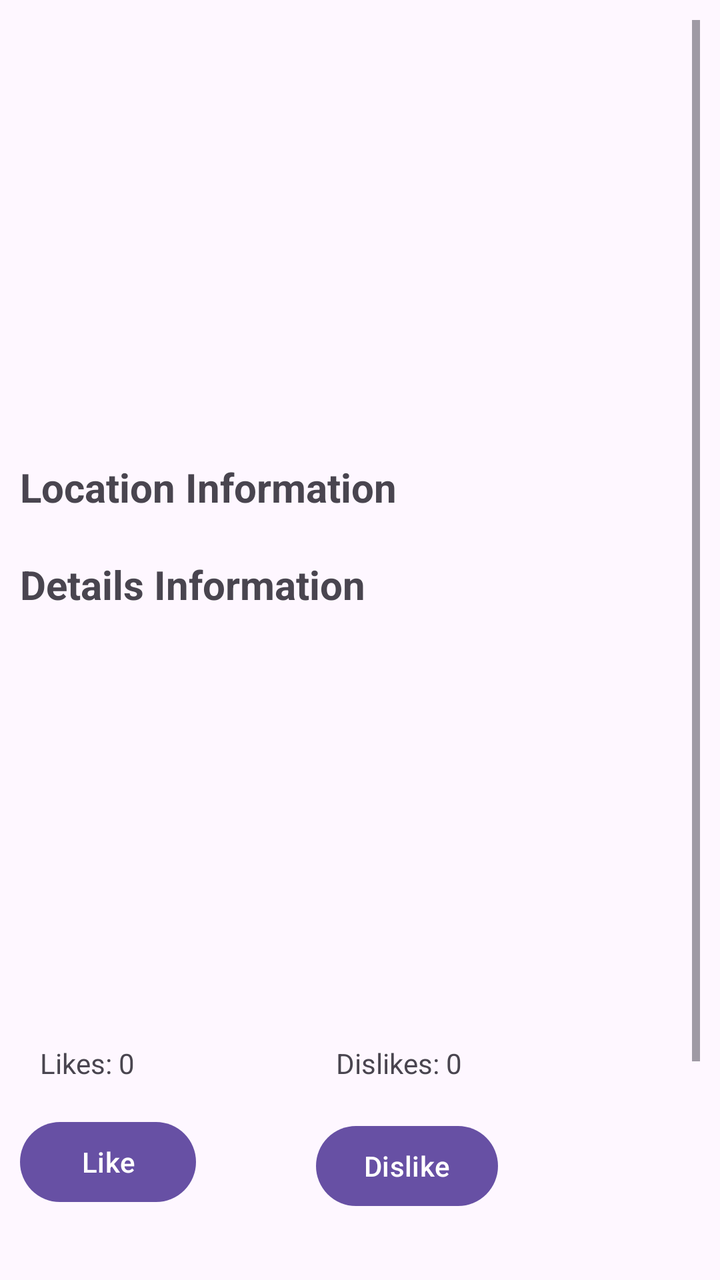
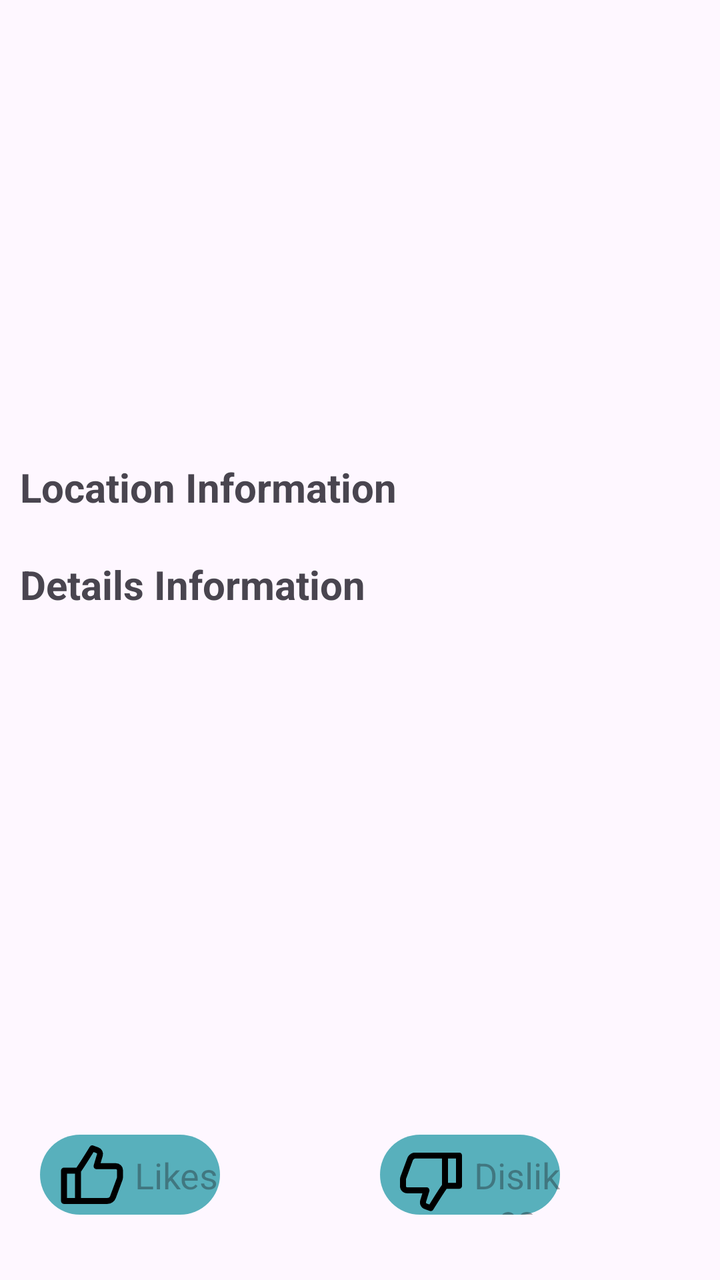

Two renders of the same Android screen: before a commit and after it. Below are the layout's source before the change and the commit's diff.
<!-- AndroidManifest.xml: application theme Theme.BasaKhuji -->
<!-- res/layout/activity_property_details.xml -->
<ScrollView xmlns:android="http://schemas.android.com/apk/res/android"
    android:layout_width="match_parent"
    android:layout_height="match_parent"
    android:padding="10dp"
    xmlns:tools="http://schemas.android.com/tools">

<RelativeLayout
    android:layout_width="match_parent"
    android:layout_height="match_parent">

    
    <ImageView
        android:id="@+id/propertyImageView"
        android:layout_width="match_parent"
        android:layout_height="200dp"
        android:scaleType="centerCrop" />

    <TextView
        android:layout_width="wrap_content"
        android:layout_height="wrap_content"
        android:layout_below="@+id/propertyImageView"
        android:layout_marginTop="20dp"
        android:id="@+id/locationLabel"
        android:text="Location Information"
        android:textSize="20dp"
        android:textStyle="bold"/>

    <TextView
        android:layout_width="wrap_content"
        android:layout_height="wrap_content"
        android:id="@+id/locationTextView"
        android:layout_below="@+id/locationLabel"
        android:textSize="16dp"
        />

    <TextView
        android:layout_width="wrap_content"
        android:layout_height="wrap_content"
        android:id="@+id/basicLabel"
        android:layout_below="@+id/locationTextView"
        android:text="Details Information"
        android:textSize="20dp"
        android:textStyle="bold"/>

    <TextView
        android:layout_width="wrap_content"
        android:layout_height="wrap_content"
        android:id="@+id/categoryTextView"
        android:layout_below="@+id/basicLabel"
        android:textSize="16dp"
        />

    <TextView
        android:layout_width="wrap_content"
        android:layout_height="wrap_content"
        android:id="@+id/flatTypeTextView"
        android:layout_below="@+id/categoryTextView"
        android:textSize="16dp"/>

    <TextView
        android:layout_width="wrap_content"
        android:layout_height="wrap_content"
        android:id="@+id/priceTextView"
        android:layout_below="@+id/flatTypeTextView"
        android:textSize="16dp"/>

    <TextView
        android:layout_width="wrap_content"
        android:layout_height="wrap_content"
        android:id="@+id/addedDateTextView"
        android:layout_below="@+id/priceTextView"
        android:textSize="16dp"/>

    <TextView
        android:layout_width="wrap_content"
        android:layout_height="wrap_content"
        android:id="@+id/availableMonthTextView"
        android:layout_below="@+id/addedDateTextView"
        android:textSize="16dp"/>

    <TextView
        android:layout_width="wrap_content"
        android:layout_height="100dp"
        android:id="@+id/descriptionTextView"
        android:layout_below="@+id/availableMonthTextView"
        android:textSize="16dp"
        />

<LinearLayout
    android:id="@+id/linearLikeDislike"
    android:layout_width="match_parent"
    android:layout_height="wrap_content"
    android:orientation="horizontal"
    android:layout_below="@+id/descriptionTextView"

    >
    <LinearLayout
        android:layout_width="wrap_content"
        android:layout_height="wrap_content"
        android:orientation="vertical"
        >
        <TextView
            android:id="@+id/likeCountTextView"
            android:layout_width="wrap_content"
            android:layout_height="wrap_content"
            android:layout_marginTop="8dp"
            android:layout_marginLeft="10dp"
            android:text="Likes: 0" />

        <Button
            android:id="@+id/likeButton"
            android:layout_width="wrap_content"
            android:layout_height="wrap_content"
            android:layout_marginTop="16dp"
            android:text="Like" />


    </LinearLayout>

<LinearLayout
    android:layout_width="wrap_content"
    android:layout_height="wrap_content"
    android:orientation="vertical"

    >
    <TextView
        android:id="@+id/dislikeCountTextView"
        android:layout_width="wrap_content"
        android:layout_height="wrap_content"
        android:layout_marginTop="8dp"
        android:layout_marginLeft="70dp"
        android:text="Dislikes: 0" />

    <Button
        android:id="@+id/dislikeButton"
        android:layout_width="wrap_content"
        android:layout_height="wrap_content"
        android:layout_marginHorizontal="60dp"
        android:layout_marginVertical="18dp"
        android:layout_marginTop="8dp"
        android:text="Dislike" />

</LinearLayout>

</LinearLayout>

    <RatingBar
        android:id="@+id/ratingBar"
        android:layout_width="wrap_content"
        android:layout_height="wrap_content"
        android:layout_below="@id/linearLikeDislike"
        android:layout_marginTop="16dp"
        android:numStars="5"
        android:stepSize="1"
        android:rating="0"
        android:isIndicator="false"/>

    <Button
        android:id="@+id/submitRatingButton"
        android:layout_width="wrap_content"
        android:layout_height="wrap_content"
        android:layout_below="@id/ratingBar"
        android:layout_marginTop="16dp"
        android:text="Submit Rating"/>


</RelativeLayout>
</ScrollView>
<!-- resources referenced by this layout -->
<resources>
  <style name="Theme.BasaKhuji" parent="Base.Theme.BasaKhuji" />
  <style name="Base.Theme.BasaKhuji" parent="Theme.Material3.DayNight.NoActionBar">
          
          
      </style>
</resources>

<!-- the commit's change to res/layout/activity_property_details.xml (unified diff, before → after) -->
@@ -60,8 +60,22 @@
     <TextView
         android:layout_width="wrap_content"
         android:layout_height="wrap_content"
+        android:id="@+id/bedsTextView"
+        android:layout_below="@+id/flatTypeTextView"
+        android:textSize="16dp"/>
+
+    <TextView
+        android:layout_width="wrap_content"
+        android:layout_height="wrap_content"
+        android:id="@+id/bathsTextView"
+        android:layout_below="@+id/bedsTextView"
+        android:textSize="16dp"/>
+
+    <TextView
+        android:layout_width="wrap_content"
+        android:layout_height="wrap_content"
         android:id="@+id/priceTextView"
-        android:layout_below="@+id/flatTypeTextView"
+        android:layout_below="@+id/bathsTextView"
         android:textSize="16dp"/>
 
     <TextView
@@ -86,82 +100,155 @@
         android:textSize="16dp"
         />
 
-<LinearLayout
-    android:id="@+id/linearLikeDislike"
-    android:layout_width="match_parent"
-    android:layout_height="wrap_content"
-    android:orientation="horizontal"
-    android:layout_below="@+id/descriptionTextView"
-
-    >
+
+
+
+
+
+
+
+
+
+
+
+
+
+
+
+
+
+
+
+
+
+
+
+
+
+
+
+
+
+
+
+
+
+
+
+
+
+
+
+
+
+
+
+
+
+
+
+
+
+
+
+
+
+
+
+
+
+
+
+
+
+
+
+
+
+
+
+
+
+
+
+
+
+
+
+
+
+
     <LinearLayout
-        android:layout_width="wrap_content"
-        android:layout_height="wrap_content"
-        android:orientation="vertical"
-        >
-        <TextView
-            android:id="@+id/likeCountTextView"
-            android:layout_width="wrap_content"
-            android:layout_height="wrap_content"
-            android:layout_marginTop="8dp"
-            android:layout_marginLeft="10dp"
-            android:text="Likes: 0" />
-
-        <Button
-            android:id="@+id/likeButton"
-            android:layout_width="wrap_content"
-            android:layout_height="wrap_content"
-            android:layout_marginTop="16dp"
-            android:text="Like" />
-
-
+        android:layout_width="match_parent"
+        android:layout_height="wrap_content"
+        android:orientation="horizontal"
+        android:layout_below="@+id/descriptionTextView"
+        android:layout_marginTop="10dp"
+        android:layout_marginStart="10dp"
+        android:gravity="center_vertical">
+
+        
+        <LinearLayout
+            android:id="@+id/likeLayout"
+            android:layout_width="90dp"
+            android:layout_height="40dp"
+            android:orientation="horizontal"
+            android:background="@drawable/rounded_background">
+
+            
+            <ImageView
+                android:id="@+id/like_btn"
+                android:layout_width="wrap_content"
+                android:layout_height="wrap_content"
+                android:src="@drawable/like"
+                android:layout_gravity="center_vertical"
+                android:layout_marginStart="10dp"
+                android:layout_marginEnd="5dp" />
+
+            
+            <TextView
+                android:id="@+id/like_text"
+                android:layout_width="wrap_content"
+                android:layout_height="wrap_content"
+                android:hint="Likes"
+                android:textColor="@color/white"
+                android:gravity="center_horizontal"
+                android:textSize="18sp"
+                android:layout_marginTop="8dp" />
+        </LinearLayout>
+
+        
+        <LinearLayout
+            android:id="@+id/dislikeLayout"
+            android:layout_width="90dp"
+            android:layout_height="40dp"
+            android:orientation="horizontal"
+            android:layout_marginStart="80dp"
+            android:background="@drawable/rounded_background">
+
+            
+            <ImageView
+                android:id="@+id/dislike_btn"
+                android:layout_width="wrap_content"
+                android:layout_height="wrap_content"
+                android:src="@drawable/dislike"
+                android:layout_gravity="center_vertical"
+                android:layout_marginTop="5dp"
+                android:layout_marginStart="10dp"
+                android:layout_marginEnd="5dp" />
+
+            
+            <TextView
+                android:id="@+id/dislike_text"
+                android:layout_width="wrap_content"
+                android:layout_height="wrap_content"
+                android:hint="Dislikes"
+                android:textColor="@color/white"
+                android:gravity="center_horizontal"
+                android:textSize="18sp"
+                android:layout_marginTop="8dp" />
+        </LinearLayout>
     </LinearLayout>
-
-<LinearLayout
-    android:layout_width="wrap_content"
-    android:layout_height="wrap_content"
-    android:orientation="vertical"
-
-    >
-    <TextView
-        android:id="@+id/dislikeCountTextView"
-        android:layout_width="wrap_content"
-        android:layout_height="wrap_content"
-        android:layout_marginTop="8dp"
-        android:layout_marginLeft="70dp"
-        android:text="Dislikes: 0" />
-
-    <Button
-        android:id="@+id/dislikeButton"
-        android:layout_width="wrap_content"
-        android:layout_height="wrap_content"
-        android:layout_marginHorizontal="60dp"
-        android:layout_marginVertical="18dp"
-        android:layout_marginTop="8dp"
-        android:text="Dislike" />
-
-</LinearLayout>
-
-</LinearLayout>
-
-    <RatingBar
-        android:id="@+id/ratingBar"
-        android:layout_width="wrap_content"
-        android:layout_height="wrap_content"
-        android:layout_below="@id/linearLikeDislike"
-        android:layout_marginTop="16dp"
-        android:numStars="5"
-        android:stepSize="1"
-        android:rating="0"
-        android:isIndicator="false"/>
-
-    <Button
-        android:id="@+id/submitRatingButton"
-        android:layout_width="wrap_content"
-        android:layout_height="wrap_content"
-        android:layout_below="@id/ratingBar"
-        android:layout_marginTop="16dp"
-        android:text="Submit Rating"/>
 
 
 </RelativeLayout>
<!-- resource entries referenced after the edit -->
@@ -1,5 +1,29 @@
 <!-- resources referenced by this layout -->
 <resources>
+  <color name="white">#FFFFFFFF</color>
+  <!-- drawable dislike (drawable) -->
+  <vector android:height="32dp" android:viewportHeight="32"
+      android:viewportWidth="32" android:width="32dp" xmlns:android="http://schemas.android.com/apk/res/android">
+      <path android:fillColor="#000" android:fillType="nonZero"
+          android:pathData="M3.5,20.3h7.7l-1.1,3.6c-0.5,1.8 0.5,3.7 2.2,4.3l2.5,0.9c0.7,0.3 1.5,0 1.8,-0.6 0.1,-0.1 4.2,-6.8 6.7,-10.4h6.2c0.8,0 1.5,-0.7 1.5,-1.5V1.4c0,-0.8 -0.7,-1.5 -1.5,-1.5H7.8c-1.9,0 -3.6,1.2 -4.2,3L0.3,11.8c-0.2,0.5 -0.3,1.1 -0.3,1.6v3.4c0,1.9 1.6,3.5 3.5,3.5zM24,2.9h4v12.2h-4V2.9zM3,13.4c0,-0.2 0,-0.4 0.1,-0.5l3.3,-9c0.2,-0.6 0.8,-1 1.4,-1H21v13.2c-2,2.8 -5,7.7 -6.3,9.8l-1.4,-0.5c-0.2,-0.1 -0.4,-0.4 -0.3,-0.7l1.7,-5.5c0.1,-0.4 0,-0.9 -0.3,-1.3s-0.7,-0.6 -1.2,-0.6H3.5c-0.3,0 -0.5,-0.2 -0.5,-0.5v-3.4z"
+          android:strokeColor="#00000000" android:strokeLineCap="round" android:strokeLineJoin="round"/>
+  </vector>
+  <!-- drawable like (drawable) -->
+  <vector xmlns:android="http://schemas.android.com/apk/res/android"
+      android:width="32dp"
+      android:height="32dp"
+      android:viewportWidth="32"
+      android:viewportHeight="32">
+    <path
+        android:fillColor="#FF000000"
+        android:pathData="M27.98,10.276h-7.693l1.065,-3.592a3.512,3.512 0,0 0,-2.18 -4.321l-2.516,-0.91a1.501,1.501 0,0 0,-1.79 0.63c-0.044,0.072 -4.135,6.783 -6.629,10.396H2a1.5,1.5 0,0 0,-1.5 1.5v15.157a1.5,1.5 0,0 0,1.5 1.5h21.664a4.53,4.53 0,0 0,4.246 -2.959l3.319,-8.952c0.177,-0.49 0.271,-1.03 0.271,-1.563v-3.365a3.525,3.525 0,0 0,-3.52 -3.52zM7.518,27.636H3.5V15.48h4.019v12.157zM28.5,17.162c0,0.185 -0.032,0.376 -0.088,0.53l-3.317,8.95a1.524,1.524 0,0 1,-1.43 0.994H10.518V14.453c1.97,-2.822 4.961,-7.64 6.267,-9.763l1.368,0.495a0.51,0.51 0,0 1,0.324 0.638L16.84,11.35a1.502,1.502 0,0 0,1.438 1.926h9.701c0.292,0 0.521,0.23 0.521,0.521v3.365z"/>
+  </vector>
+  <!-- drawable rounded_background (drawable) -->
+  <shape xmlns:android="http://schemas.android.com/apk/res/android"
+      android:shape="rectangle">
+      <solid android:color="#58B0BC" /> 
+      <corners android:radius="50dp" /> 
+  </shape>
   <style name="Theme.BasaKhuji" parent="Base.Theme.BasaKhuji" />
   <style name="Base.Theme.BasaKhuji" parent="Theme.Material3.DayNight.NoActionBar">
           
